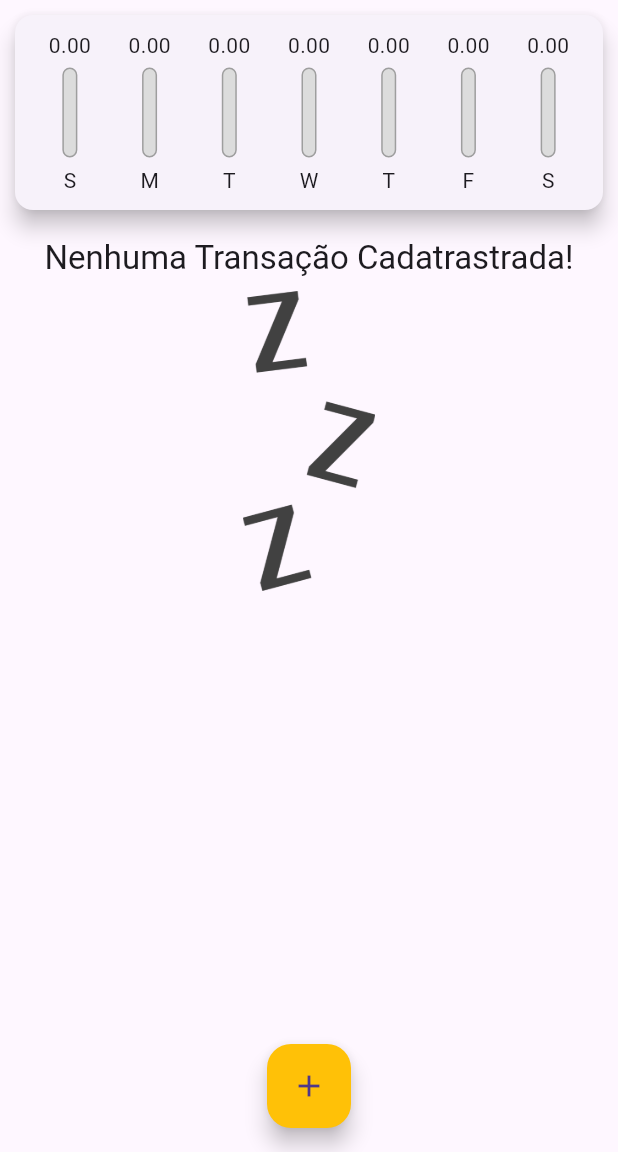
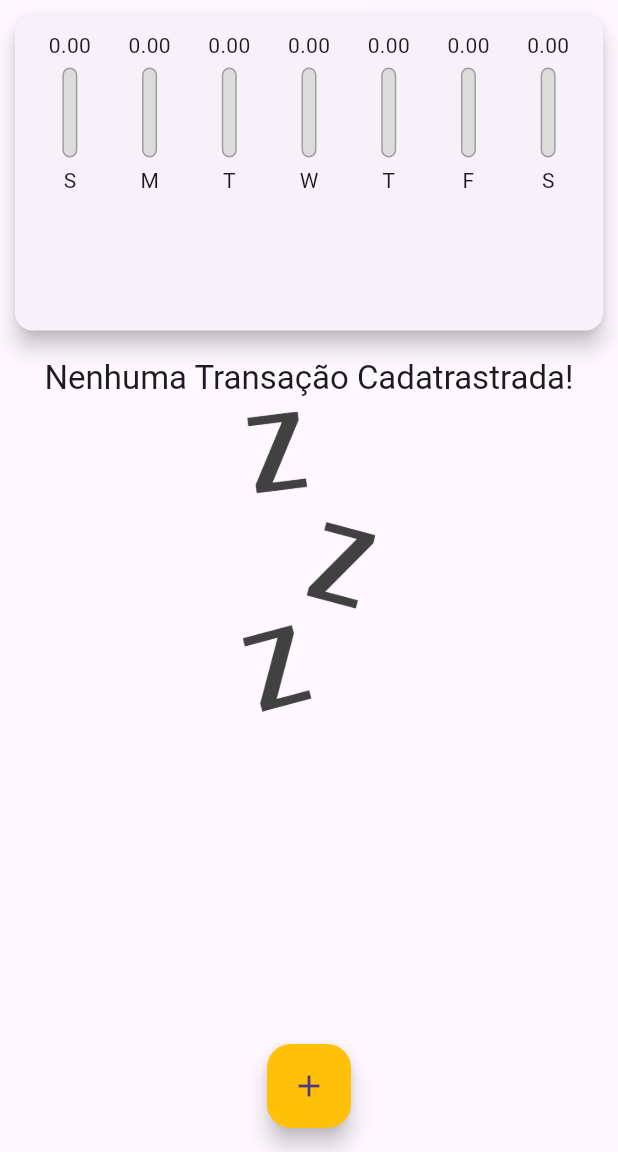
Before and after one commit to luisgs7/expenses-flutter-app, a Flutter app: the screen it shows after launch, on a phone screen of 412 x 824 dp, the part 84-1236 px from its top. Run offline on Flutter 3.47's test engine with Material 3 defaults, Android fonts, the phone set to English and light mode, and no system bars; missing offline and left inert: dart:ffi.

Commit message:
ajustando a altura do dispositivo.

```diff
--- a/lib/main.dart
+++ b/lib/main.dart
@@ -97,28 +97,40 @@ class _MyHomePageState extends State<MyHomePage> {
 
   @override
   Widget build(BuildContext context) {
-    return Scaffold(
-      appBar: AppBar(
-        title: const Text(
-          "Despesas Pessoais",
-        ),
+    final appBar = AppBar(
+      title: const Text("Despesas Pessoais"),
       backgroundColor: Theme.of(context).colorScheme.primary,
       actions: [
         IconButton(
-            onPressed: () => _openTransactionFormModal(context),
           icon: Icon(
             Icons.add,
             color: Colors.white,
           ),
+          onPressed: () => _openTransactionFormModal(context),
         ),
       ],
-      ),
+    );
+
+    // Calcular a altura do dispositivo, subtrair a altura da appbar e também
+    // da status bar.
+    final availableHeight = MediaQuery.of(context).size.height -
+        appBar.preferredSize.height -
+        MediaQuery.of(context).padding.top;
+
+    return Scaffold(
+      appBar: appBar,
       body: SingleChildScrollView(
         child: Column(
           crossAxisAlignment: CrossAxisAlignment.stretch,
           children: [
-            Chart(_recentTransactions),
-            TransactionList(_transactions, _removeTransaction),
+            Container(
+              height: availableHeight * 0.3,
+              child: Chart(_recentTransactions),
+            ),
+            Container(
+              height: availableHeight * 0.7,
+              child: TransactionList(_transactions, _removeTransaction),
+            ),
           ],
         ),
       ),
```
Lines whose indentation alone changed are shown as unchanged.
